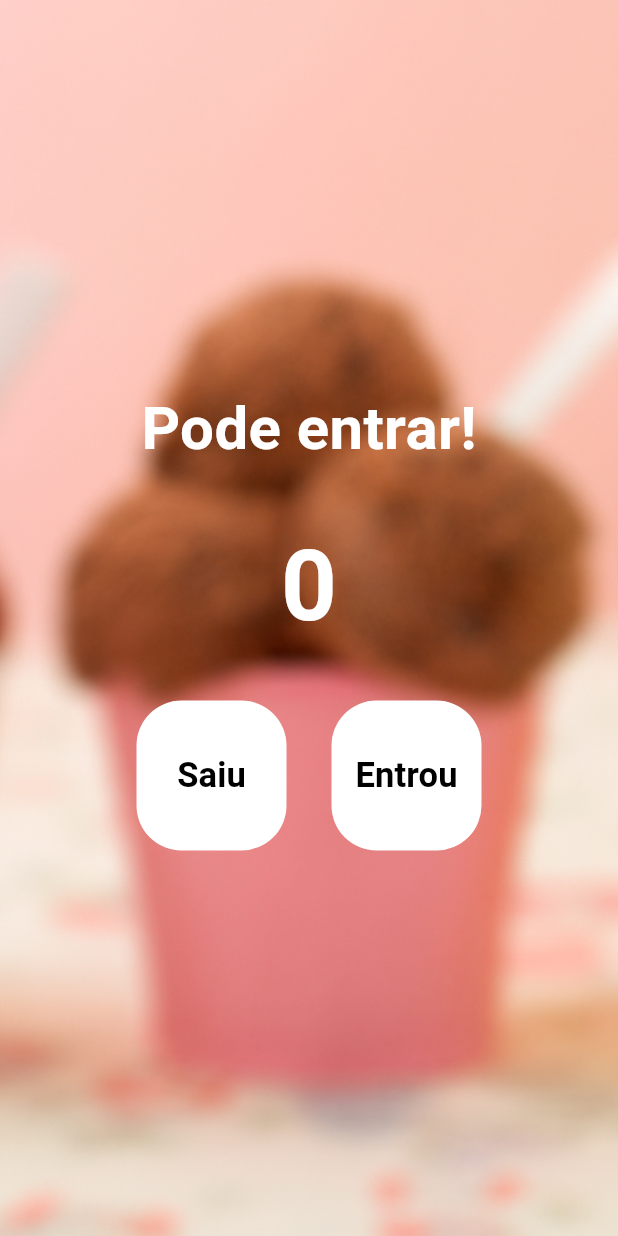
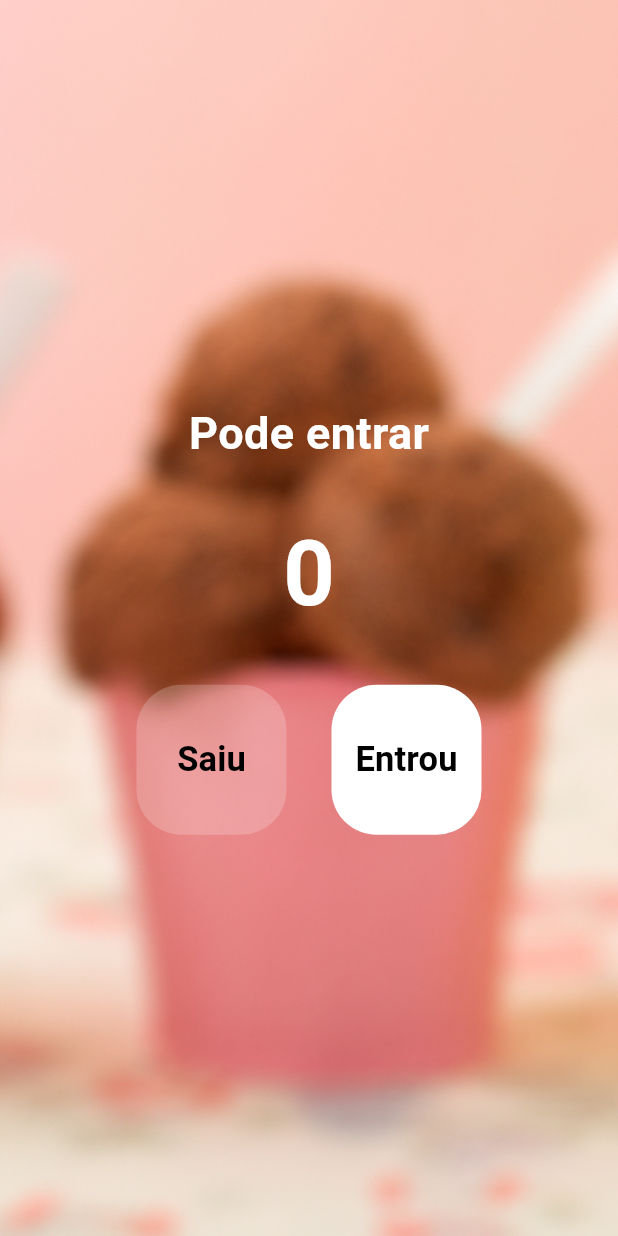
Before and after one commit to JoseJacsanCode/appContador, a Flutter app: the screen it shows after launch, on a phone screen of 412 x 824 dp. Run offline on Flutter 3.47's test engine with Material 3 defaults, Android fonts, the phone set to English and light mode, and no system bars.

Commit message:
Finalizando a lógica de código

```diff
--- a/lib/main.dart
+++ b/lib/main.dart
@@ -35,6 +35,9 @@ class _HomePageState extends State<HomePage> {
     });
   }
 
+  bool get isEmpty => count == 0;
+  bool get isFull => count == 12;
+
   @override
   Widget build(BuildContext context) {
     return Scaffold(
@@ -49,20 +52,20 @@ class _HomePageState extends State<HomePage> {
           mainAxisAlignment: MainAxisAlignment.center,
           children: [
             Text(
-              'Pode entrar!',
+              isFull ? 'Lotado' : 'Pode entrar',
               style: TextStyle(
-                color: Colors.white,
-                fontSize: 40,
+                color: isFull ? Colors.red : Colors.white,
+                fontSize: 30,
                 fontWeight: FontWeight.w600,
               ),
             ),
             Padding(
-              padding: const EdgeInsets.all(30),
+              padding: EdgeInsets.all(30),
               child: Text(
-                '$count' /*ou count.toString() */,
-                style: const TextStyle(
-                  color: Colors.white,
-                  fontSize: 65,
+                '$count',
+                style: TextStyle(
+                  color: isFull ? Colors.red : Colors.white,
+                  fontSize: 60,
                   fontWeight: FontWeight.w600,
                 ),
               ),
@@ -70,10 +73,14 @@ class _HomePageState extends State<HomePage> {
             Row(
               mainAxisAlignment: MainAxisAlignment.center,
               children: [
+
+                //Botão de sair
                 TextButton(
-                  onPressed: decrement,
+                  onPressed: isEmpty ? null : decrement,
                   style: TextButton.styleFrom(
-                    backgroundColor: Colors.white,
+                    backgroundColor: isEmpty
+                        ? Colors.white.withValues(alpha: 0.2)
+                        : Colors.white,
                     foregroundColor: Colors.black,
                     fixedSize: Size(100, 100),
                     shape: RoundedRectangleBorder(
@@ -90,10 +97,14 @@ class _HomePageState extends State<HomePage> {
                   ),
                 ),
                 SizedBox(width: 30),
+
+                //Botão de entrar
                 TextButton(
-                  onPressed: increment,
+                  onPressed: isFull ? null : increment,
                   style: TextButton.styleFrom(
-                    backgroundColor: Colors.white,
+                    backgroundColor: isFull
+                        ? Colors.white.withValues(alpha: 0.2)
+                        : Colors.white,
                     foregroundColor: Colors.black,
                     fixedSize: Size(100, 100),
                     shape: RoundedRectangleBorder(
```
Also changed, not shown: 1 other file.
